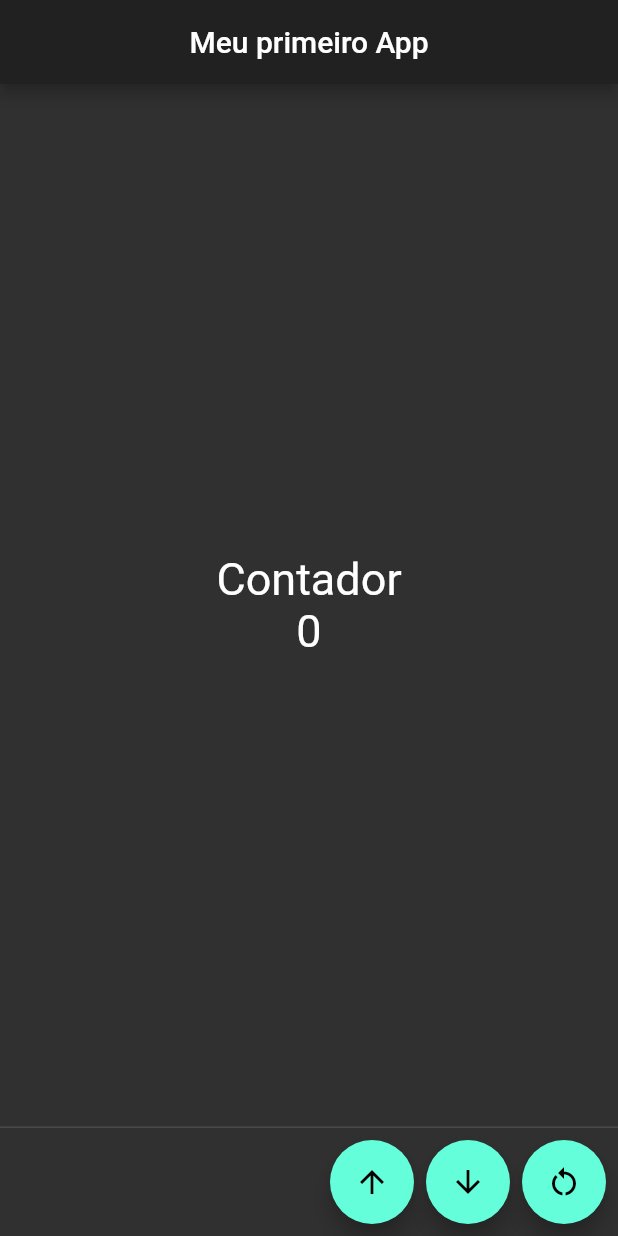
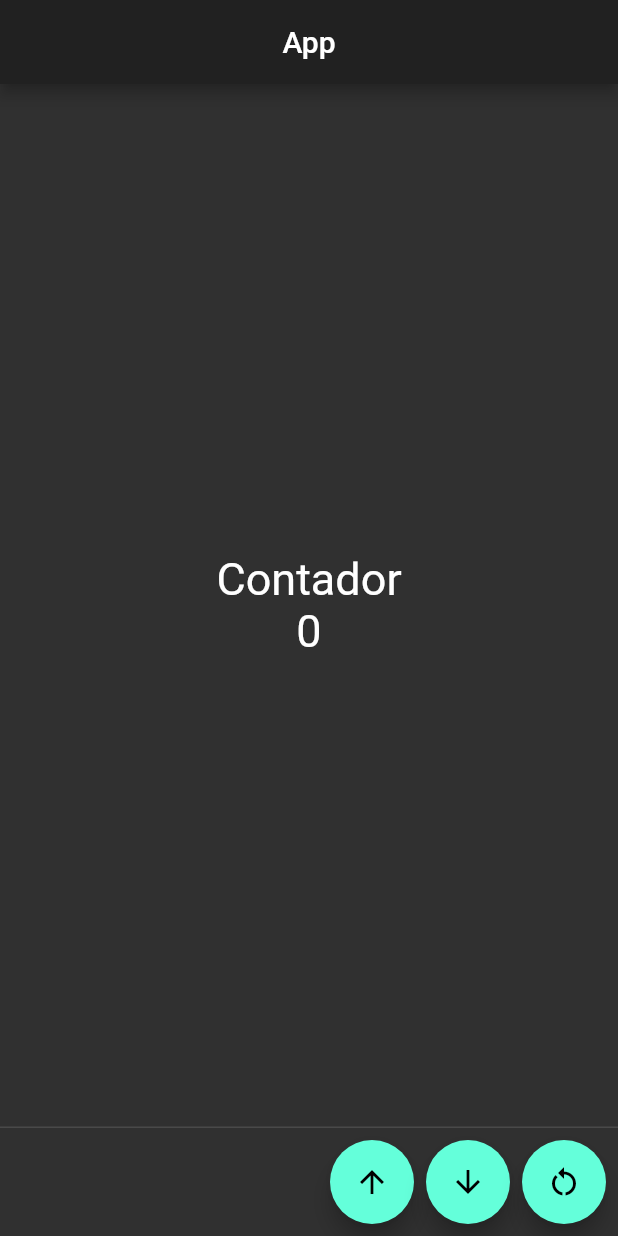
Before and after one commit to thiiagofernando/stepbystep, a Flutter app: the screen it shows after launch, on a phone screen of 412 x 824 dp. Run offline on Flutter 3.47's test engine with Material 2 defaults, Android fonts, the phone set to English and light mode, and no system bars.

Commit message:
alterado label

```diff
--- a/src/lib/main.dart
+++ b/src/lib/main.dart
@@ -22,7 +22,7 @@ class _MeuContadorState extends State<MeuContador> {
       home: Scaffold(
         appBar: AppBar(
           title: Center(
-            child: Text("Meu primeiro App"),
+            child: Text("App"),
           ),
         ),
         body: Container(
```
